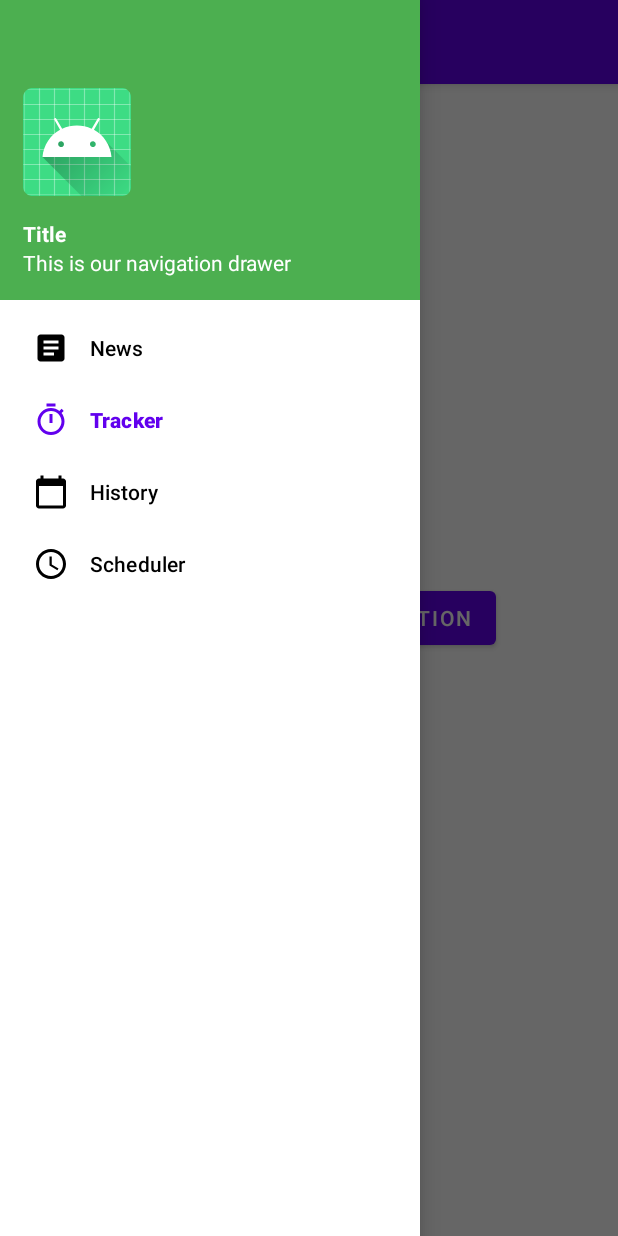
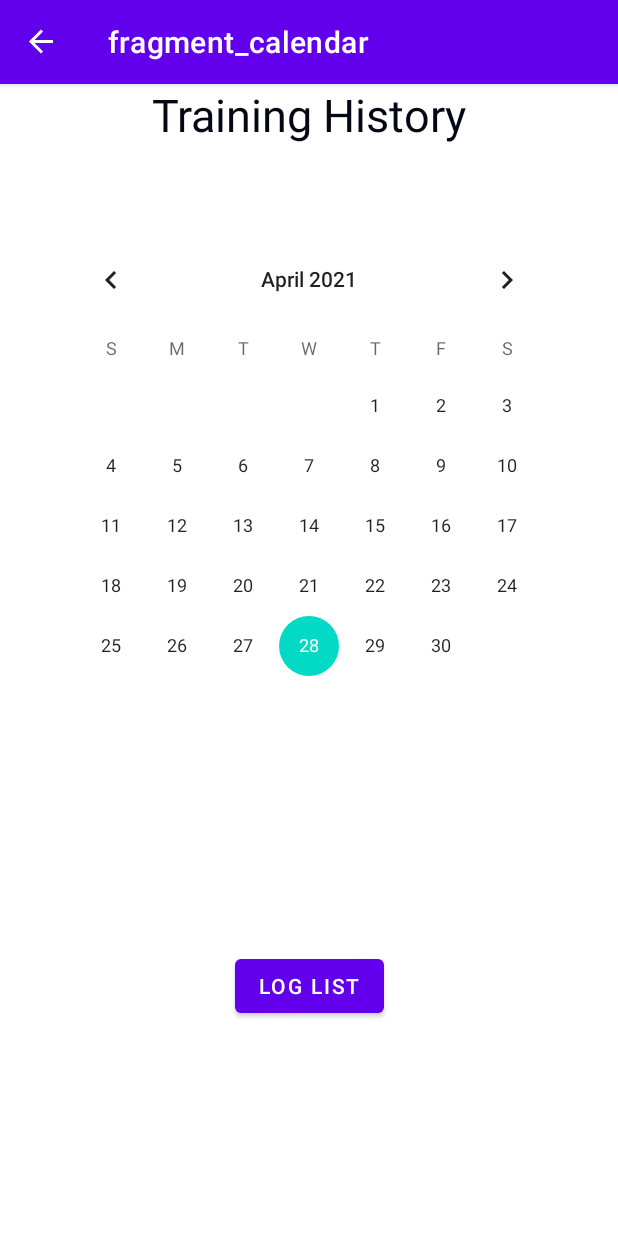
Before and after one commit to jonetmurti/android-fitness-app, an Android app: the screen it shows after launch (MainActivity), in the side drawer, after a tap on "History", on a phone screen of 412 x 824 dp. Run offline under Robolectric (Android 15) with nearby library versions, the phone set to English and light mode, and no system bars; our stand-ins replace RxJava, data binding, navigation-ui; libraries missing offline, so code that uses them is left out: kotlin.time.hours; network calls fail; pictures from the network do not load.

Commit message:
implement calendar fragment

```diff
--- /dev/null
+++ b/app/src/main/java/com/example/workoutapp/history/CalendarFragment.kt
@@ -0,0 +1,101 @@
+package com.example.workoutapp.history
+
+import android.os.Bundle
+import android.util.Log
+import androidx.fragment.app.Fragment
+import android.view.LayoutInflater
+import android.view.View
+import android.view.ViewGroup
+import android.widget.Button
+import android.widget.CalendarView
+import android.widget.TextView
+import androidx.navigation.fragment.findNavController
+import androidx.navigation.ui.AppBarConfiguration
+import androidx.navigation.ui.setupWithNavController
+import com.example.workoutapp.R
+import com.example.workoutapp.databinding.FragmentCalendarBinding
+import java.time.LocalDate
+import java.util.*
+
+// TODO: Rename parameter arguments, choose names that match
+// the fragment initialization parameters, e.g. ARG_ITEM_NUMBER
+private const val ARG_PARAM1 = "param1"
+private const val ARG_PARAM2 = "param2"
+
+/**
+ * A simple [Fragment] subclass.
+ * Use the [CalendarFragment.newInstance] factory method to
+ * create an instance of this fragment.
+ */
+class CalendarFragment : Fragment() {
+    // TODO: Rename and change types of parameters
+    private var param1: String? = null
+    private var param2: String? = null
+    private var _binding: FragmentCalendarBinding? = null
+    private val binding get() = _binding!!
+    private lateinit var logListButton: Button
+    private lateinit var calendarView: CalendarView
+    private lateinit var date: LocalDate
+
+    override fun onCreateView(inflater: LayoutInflater, container: ViewGroup?,
+                              savedInstanceState: Bundle?): View? {
+        // Inflate the layout for this fragment
+        _binding = FragmentCalendarBinding.inflate(inflater, container, false)
+        val view = binding.root
+
+        val calendar: Calendar = Calendar.getInstance()
+        date = LocalDate.of(
+            calendar.get(Calendar.YEAR),
+            calendar.get(Calendar.MONTH) + 1,
+            calendar.get(Calendar.DAY_OF_MONTH)
+        )
+
+        calendarView = view.findViewById(R.id.calendarView)
+        calendarView.setOnDateChangeListener { _, year: Int, month: Int, day: Int  ->
+            date = LocalDate.of(year, month + 1, day)
+        }
+
+        logListButton = binding.logListBtn
+        logListButton.setOnClickListener {
+            findNavController()
+                .navigate(CalendarFragmentDirections.actionHistoryPageToLogListPage(date))
+        }
+
+        return view
+    }
+
+    override fun onDestroyView() {
+        super.onDestroyView()
+        _binding = null
+    }
+
+    companion object {
+        /**
+         * Use this factory method to create a new instance of
+         * this fragment using the provided parameters.
+         *
+         * @param param1 Parameter 1.
+         * @param param2 Parameter 2.
+         * @return A new instance of fragment CalendarFragment.
+         */
+        // TODO: Rename and change types and number of parameters
+        @JvmStatic
+        fun newInstance() =
+                CalendarFragment()
+    }
+
+    override fun onViewCreated(view: View, savedInstanceState: Bundle?) {
+        super.onViewCreated(view, savedInstanceState)
+
+        setupToolbar()
+    }
+
+    private fun setupToolbar(){
+        val navController = findNavController()
+
+        val appBarConfiguration = AppBarConfiguration(navController.graph)
+
+        binding.toolbar
+            .setupWithNavController(navController, appBarConfiguration)
+    }
+}
--- /dev/null
+++ b/app/src/main/res/layout/fragment_calendar.xml
@@ -0,0 +1,58 @@
+<?xml version="1.0" encoding="utf-8"?>
+<FrameLayout xmlns:android="http://schemas.android.com/apk/res/android"
+    xmlns:app="http://schemas.android.com/apk/res-auto"
+    xmlns:tools="http://schemas.android.com/tools"
+    android:layout_width="match_parent"
+    android:layout_height="match_parent"
+    tools:context=".history.CalendarFragment">
+
+    <com.google.android.material.appbar.AppBarLayout
+        android:layout_width="match_parent"
+        android:layout_height="wrap_content">
+
+        <androidx.appcompat.widget.Toolbar
+            android:id="@+id/toolbar"
+            style="@style/Widget.MaterialComponents.Toolbar.Primary"
+            android:layout_width="match_parent"
+            android:layout_height="?attr/actionBarSize" />
+
+    </com.google.android.material.appbar.AppBarLayout>
+
+    <androidx.constraintlayout.widget.ConstraintLayout
+        android:layout_width="match_parent"
+        android:layout_height="match_parent">
+
+        <TextView
+            android:id="@+id/calendarTitle"
+            android:layout_width="wrap_content"
+            android:layout_height="wrap_content"
+            android:layout_marginTop="56dp"
+            android:text="@string/calendar_text"
+            android:textColor="#050814"
+            android:textSize="30sp"
+            app:layout_constraintEnd_toEndOf="parent"
+            app:layout_constraintStart_toStartOf="parent"
+            app:layout_constraintTop_toTopOf="parent" />
+
+        <CalendarView
+            android:id="@+id/calendarView"
+            android:layout_width="wrap_content"
+            android:layout_height="wrap_content"
+            android:layout_marginTop="56dp"
+            app:layout_constraintEnd_toEndOf="parent"
+            app:layout_constraintStart_toStartOf="parent"
+            app:layout_constraintTop_toBottomOf="@+id/calendarTitle" />
+
+        <Button
+            android:id="@+id/logListBtn"
+            android:layout_width="wrap_content"
+            android:layout_height="wrap_content"
+            android:text="@string/logButton"
+            app:layout_constraintBottom_toBottomOf="parent"
+            app:layout_constraintEnd_toEndOf="parent"
+            app:layout_constraintStart_toStartOf="parent"
+            app:layout_constraintTop_toBottomOf="@+id/calendarView" />
+
+    </androidx.constraintlayout.widget.ConstraintLayout>
+
+</FrameLayout>
--- a/app/src/main/res/navigation/navigation.xml
+++ b/app/src/main/res/navigation/navigation.xml
@@ -42,4 +42,22 @@
         android:name="com.example.workoutapp.tracker.TrackerResultFragment"
         android:label="fragment_tracker_result"
         tools:layout="@layout/fragment_tracker_result" />
+    <fragment
+        android:id="@+id/history_page"
+        android:name="com.example.workoutapp.history.CalendarFragment"
+        android:label="fragment_calendar"
+        tools:layout="@layout/fragment_calendar" >
+        <action
+            android:id="@+id/action_history_page_to_log_list_page"
+            app:destination="@id/log_list_page" />
+    </fragment>
+    <fragment
+        android:id="@+id/log_list_page"
+        android:name="com.example.workoutapp.history.LogListFragment"
+        android:label="fragment_log_list"
+        tools:layout="@layout/fragment_log_list" >
+        <argument
+            android:name="date"
+            app:argType="java.time.LocalDate" />
+    </fragment>
 </navigation>
--- a/app/src/main/res/values/strings.xml
+++ b/app/src/main/res/values/strings.xml
@@ -8,4 +8,6 @@
     <string name="hello_blank_fragment">Hello blank fragment</string>
     <string name="preference_file_key">com.example.workoutapp.PREFERENCE_FILE_KEY</string>
     <string name="permission_rationale">Location permission needed for core functionality</string>
+    <string name="calendar_text">Training History</string>
+    <string name="logButton">Log List</string>
 </resources>
```
Also changed, not shown: app/src/main/java/com/example/workoutapp/history/LogListFragment.kt (added, +90 -0 lines), app/src/main/res/layout/fragment_log_list.xml (added, +36 -0 lines).
